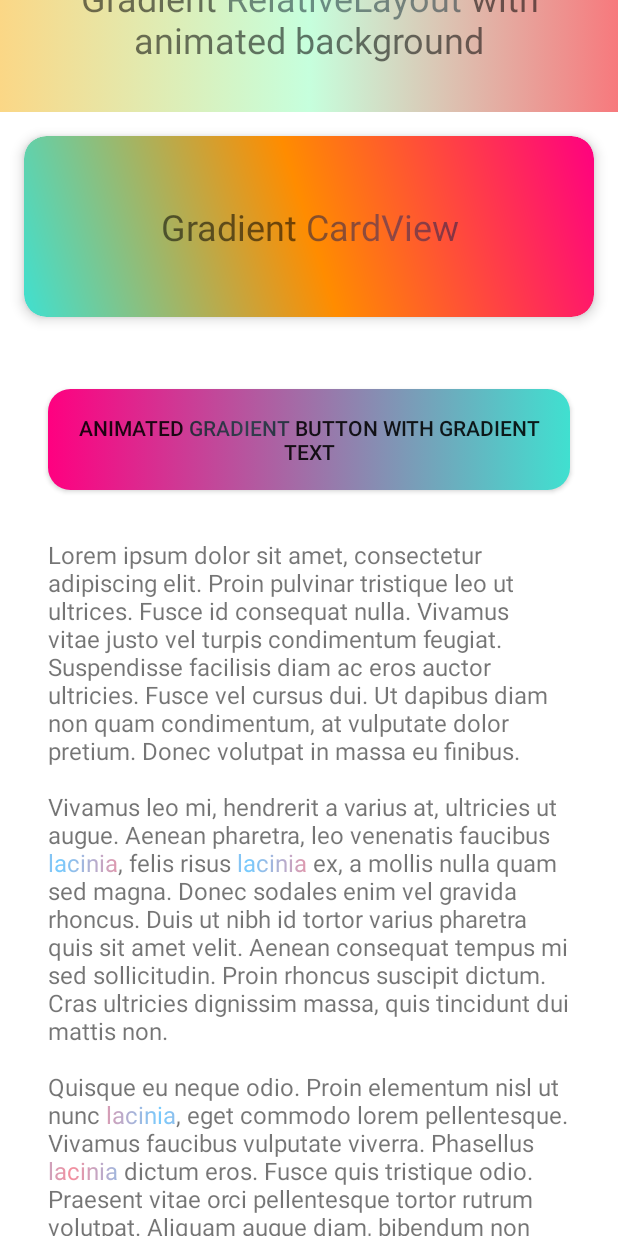
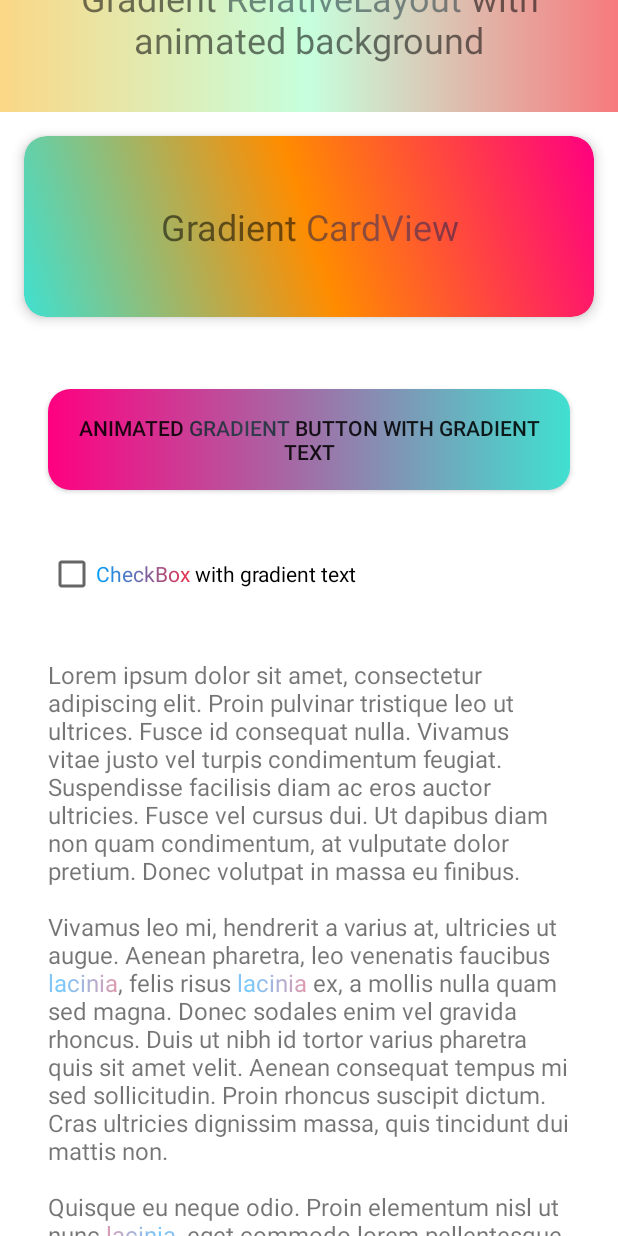
Before and after one commit to naz013/gradient-view-kit, an Android app: the screen it shows after launch (MainActivity), scrolled down 576 dp, on a phone screen of 412 x 824 dp. Run offline under Robolectric (Android 15) with nearby library versions, the phone set to English and light mode, and no system bars.

```diff
--- a/app/src/main/java/com/github/naz013/gradienttextviewdemo/MainActivity.kt
+++ b/app/src/main/java/com/github/naz013/gradienttextviewdemo/MainActivity.kt
@@ -4,6 +4,7 @@ import android.graphics.Color
 import android.os.Bundle
 import androidx.appcompat.app.AppCompatActivity
 import com.github.naz013.gradientkit.UiGradientButton
+import com.github.naz013.gradientkit.UiGradientCheckBox
 import com.github.naz013.gradientkit.UiGradientTextView
 
 class MainActivity : AppCompatActivity() {
@@ -95,6 +96,13 @@ class MainActivity : AppCompatActivity() {
       startColor = Color.parseColor("#0F2027"),
       endColor = Color.parseColor("#203A43")
     )
+
+    val gradientCheckbox = findViewById<UiGradientCheckBox>(R.id.gradientCheckbox)
+    gradientCheckbox.addGradientSection(
+      gradientText = "CheckBox",
+      Color.parseColor("#009FFF"),
+      Color.parseColor("#ec2F4B")
+    )
   }
 
   companion object {
--- a/app/src/main/res/layout/activity_main.xml
+++ b/app/src/main/res/layout/activity_main.xml
@@ -136,12 +136,21 @@
             android:layout_height="wrap_content"
             android:layout_marginStart="32dp"
             android:layout_marginTop="32dp"
+            android:layout_marginEnd="32dp"
             android:padding="16dp"
             android:text="Animated Gradient Button with gradient text"
             app:gradientButton_animate="true"
             app:gradientButton_cornerRadius="15dp"
-            app:gradientButton_startColor="#40E0D0"
             app:gradientButton_endColor="#FF0080"
+            app:gradientButton_startColor="#40E0D0" />
+
+        <com.github.naz013.gradientkit.UiGradientCheckBox
+            android:id="@+id/gradientCheckbox"
+            android:layout_width="match_parent"
+            android:layout_height="wrap_content"
+            android:layout_marginStart="32dp"
+            android:layout_marginTop="32dp"
+            android:text="CheckBox with gradient text"
             android:layout_marginEnd="32dp" />
 
         <com.github.naz013.gradientkit.UiGradientTextView
```
Also changed, not shown: 3 other files.
